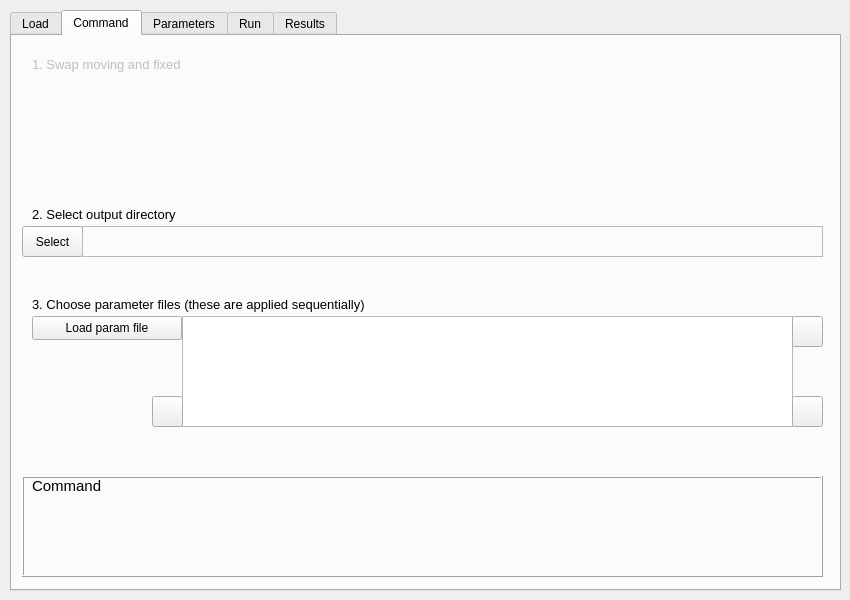
The window that registrationPlugins/elastix_plugin.ui (SainsburyWellcomeCentre/lasagna) describes before a commit, drawn with Qt 5.
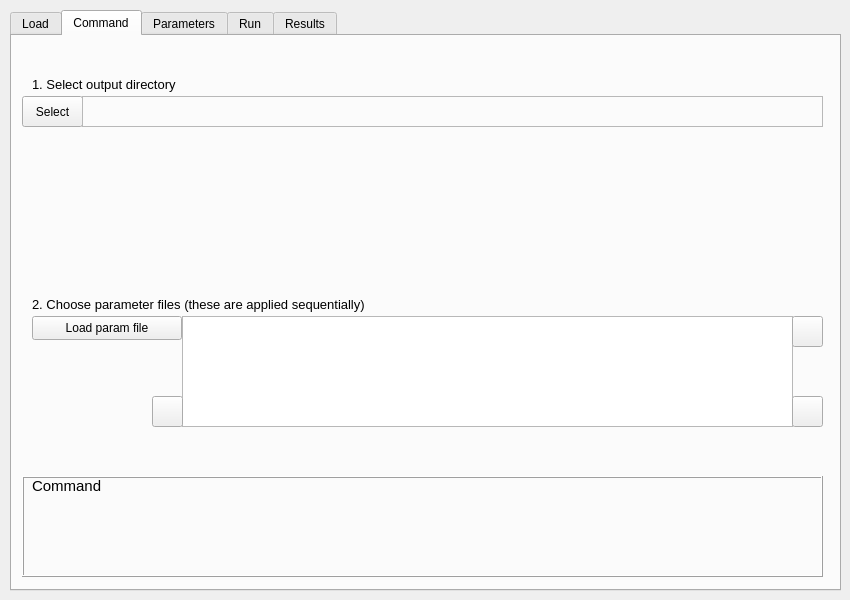
The same window after the commit. The open tabs and pages were chosen to show the change. Icons and pictures are not drawn.

Commit message: re-arrange second tab of elastix_plugin

What changed in the file:
```diff
--- a/registrationPlugins/elastix_plugin.ui
+++ b/registrationPlugins/elastix_plugin.ui
@@ -552,38 +552,11 @@
       </property>
      </widget>
     </widget>
-    <widget class="QLabel" name="label_SelectFixedImage">
-     <property name="enabled">
-      <bool>false</bool>
-     </property>
-     <property name="geometry">
-      <rect>
-       <x>20</x>
-       <y>20</y>
-       <width>281</width>
-       <height>16</height>
-      </rect>
-     </property>
-     <property name="minimumSize">
-      <size>
-       <width>180</width>
-       <height>0</height>
-      </size>
-     </property>
-     <property name="font">
-      <font>
-       <pointsize>10</pointsize>
-      </font>
-     </property>
-     <property name="text">
-      <string>1. Swap moving and fixed</string>
-     </property>
-    </widget>
     <widget class="QLabel" name="label_selectOutputDir">
      <property name="geometry">
       <rect>
        <x>20</x>
-       <y>170</y>
+       <y>40</y>
        <width>661</width>
        <height>16</height>
       </rect>
@@ -600,7 +573,7 @@
       </font>
      </property>
      <property name="text">
-      <string>2. Select output directory</string>
+      <string>1. Select output directory</string>
      </property>
     </widget>
     <widget class="QLabel" name="label_selectParamFiles">
@@ -624,7 +597,7 @@
       </font>
      </property>
      <property name="text">
-      <string>3. Choose parameter files (these are applied sequentially)</string>
+      <string>2. Choose parameter files (these are applied sequentially)</string>
      </property>
     </widget>
     <widget class="QListView" name="paramListView">
@@ -684,7 +657,7 @@
      <property name="geometry">
       <rect>
        <x>10</x>
-       <y>190</y>
+       <y>60</y>
        <width>61</width>
        <height>31</height>
       </rect>
@@ -745,7 +718,7 @@
      <property name="geometry">
       <rect>
        <x>70</x>
-       <y>190</y>
+       <y>60</y>
        <width>741</width>
        <height>31</height>
       </rect>
```
The commit also changes 1 other file.
